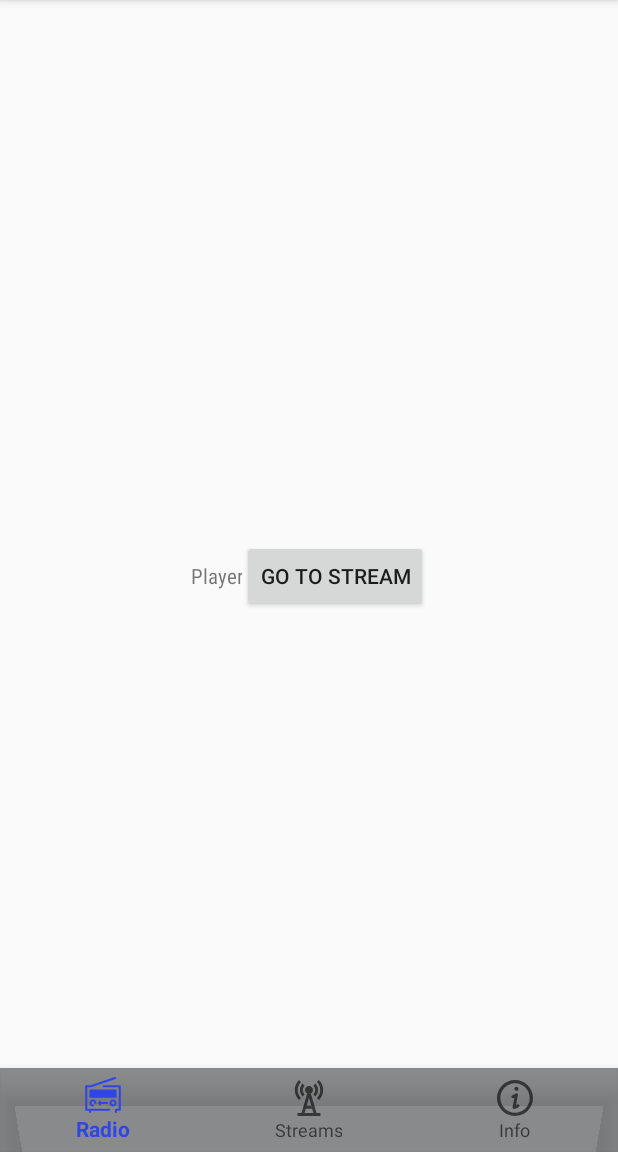
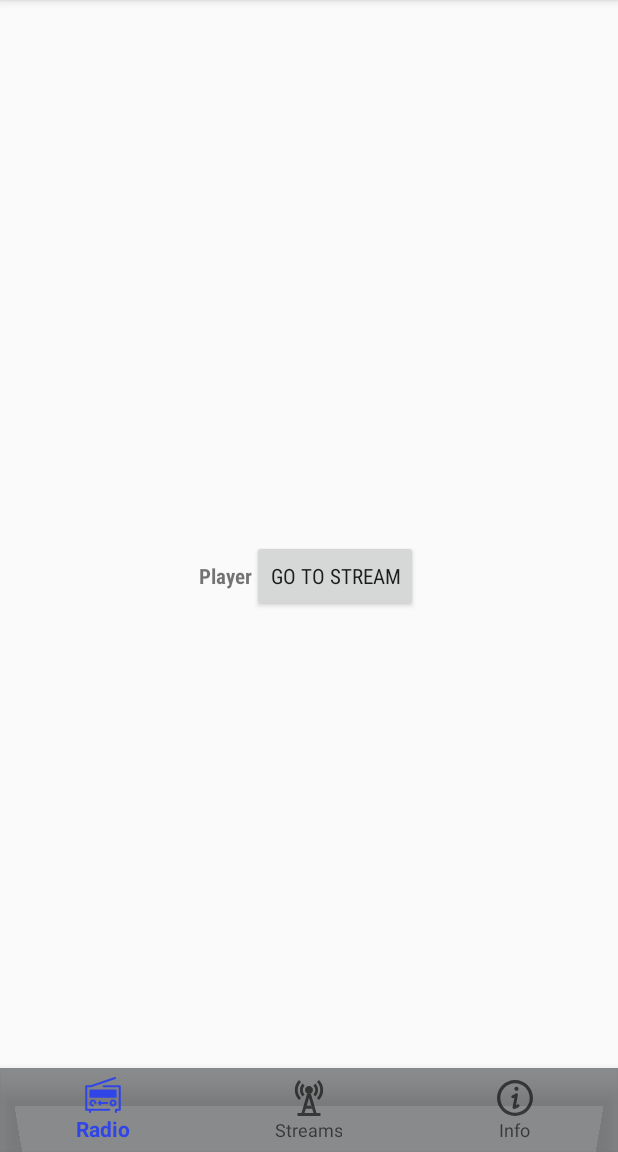
Before and after one commit to Quantron7t/BottomNavigationView, an Android app: the screen it shows after launch (MainActivity), on a phone screen of 412 x 824 dp, the part 84-1236 px from its top. Run offline under Robolectric (Android 15) with nearby library versions, the phone set to English and light mode, and no system bars.

Commit message:
Made changes to layouts

```diff
--- a/app/src/main/res/layout/fragment_info.xml
+++ b/app/src/main/res/layout/fragment_info.xml
@@ -6,7 +6,8 @@
     <TextView
         android:layout_width="wrap_content"
         android:layout_height="wrap_content"
-        android:text="info"
+        android:text="Info"
         android:textStyle="bold"
-        android:layout_gravity="center"/>
+        android:layout_gravity="center"
+        android:fontFamily="sans-serif-condensed"/>
 </FrameLayout>
--- a/app/src/main/res/layout/fragment_player.xml
+++ b/app/src/main/res/layout/fragment_player.xml
@@ -13,13 +13,15 @@
             android:layout_height="wrap_content"
             android:text="Player"
             android:fontFamily="sans-serif-condensed"
+            android:textStyle="bold"
             android:layout_gravity="center"/>
 
         <Button
             android:id="@+id/buttonman"
             android:layout_width="wrap_content"
             android:layout_height="wrap_content"
-            android:text="Go to Stream"/>
+            android:text="Go to Stream"
+            android:fontFamily="sans-serif-condensed"/>
 
     </LinearLayout>
 </FrameLayout>
--- a/app/src/main/res/layout/fragment_stream.xml
+++ b/app/src/main/res/layout/fragment_stream.xml
@@ -7,7 +7,9 @@
        <TextView
            android:layout_width="wrap_content"
            android:layout_height="wrap_content"
-           android:text="stream"
-           android:layout_gravity="center"/>
+           android:text="Stream"
+           android:textStyle="bold"
+           android:layout_gravity="center"
+           android:fontFamily="sans-serif-condensed"/>
 
 </FrameLayout>
```
